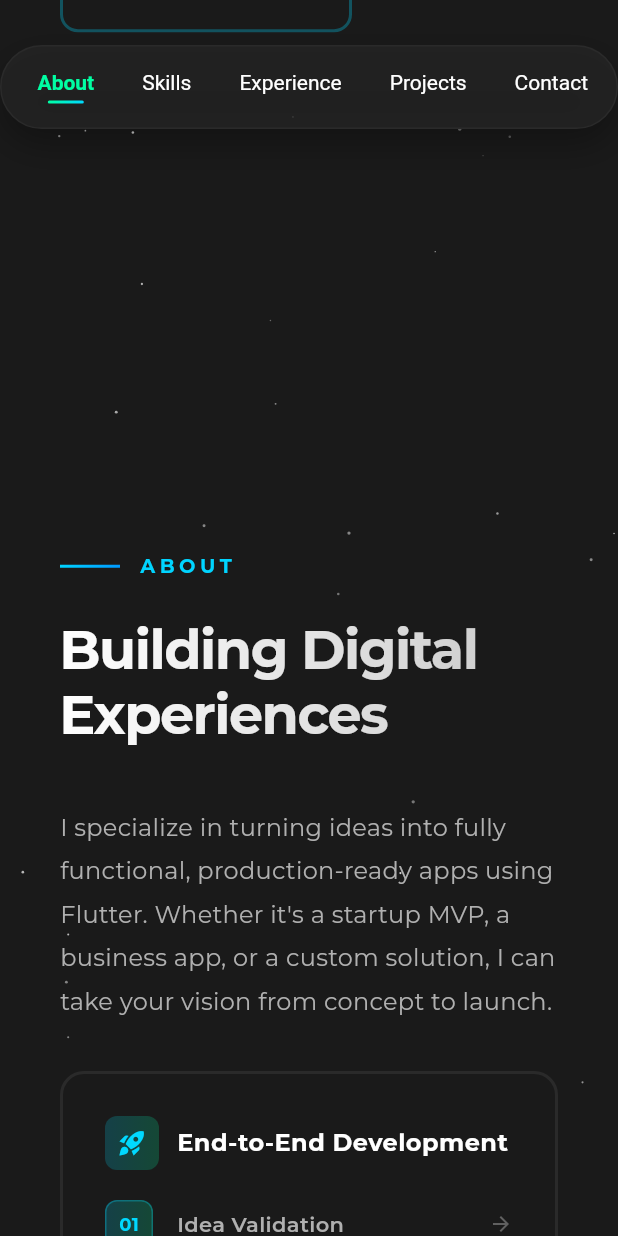
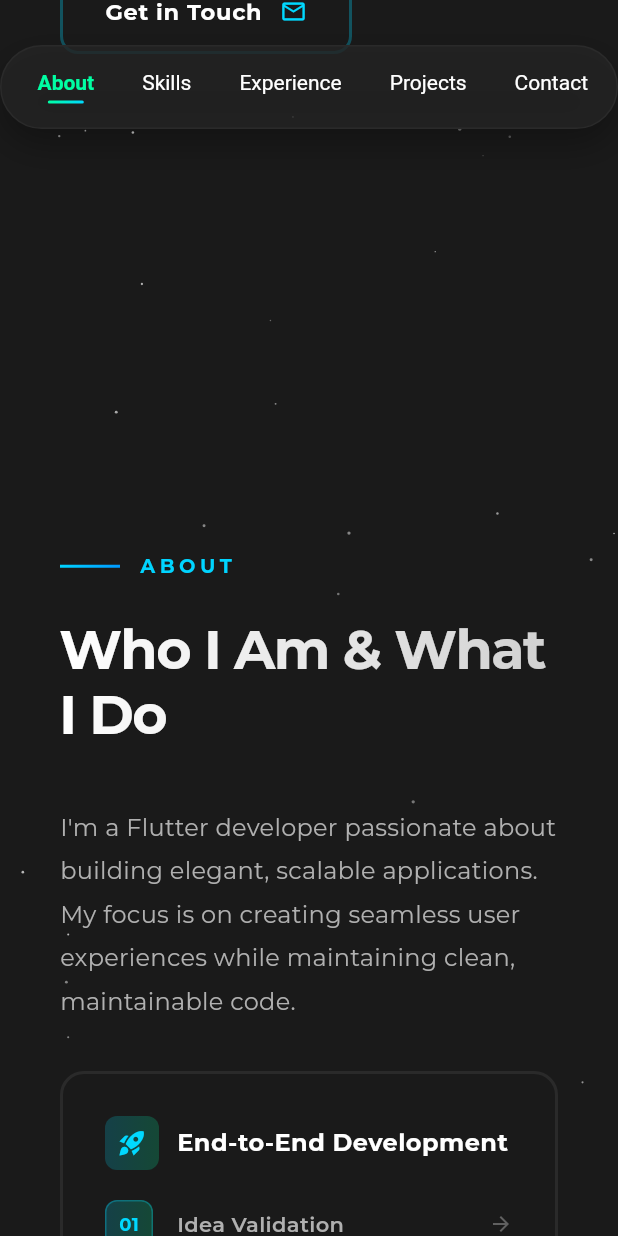
Before and after one commit to ajeyy7/flutter_web_portfolio, a Flutter app: the screen it shows after launch, scrolled down 576 dp, on a phone screen of 412 x 824 dp. Run offline on Flutter 3.47's test engine with Material 3 defaults, Android fonts, the phone set to English and light mode, and no system bars; our stand-ins replace flutter_svg.

Commit message:
refactor: Update AboutMeSection and ContactMeSection content, improve layout, and enhance skills section visuals

```diff
--- a/lib/features/about_me/aboutme_section.dart
+++ b/lib/features/about_me/aboutme_section.dart
@@ -46,9 +46,7 @@ class AboutMeSection extends StatelessWidget {
               colors: [Colors.white, Colors.white.withValues(alpha: 0.8)],
             ).createShader(bounds),
             child: Text(
-              isDesktop
-                  ? 'Building Digital Experiences\nAcross Platforms'
-                  : 'Building Digital\nExperiences',
+              'Who I Am & What I Do',
               style: TextStyle(
                 fontSize: isDesktop ? 48 : 36,
                 fontWeight: FontWeight.w800,
@@ -90,7 +88,7 @@ class AboutMeSection extends StatelessWidget {
       children: [
         // Main Description
         const Text(
-          'I specialize in turning ideas into fully functional, production-ready apps using Flutter. Whether it\'s a startup MVP, a business app, or a custom solution, I can take your vision from concept to launch.',
+          'I\'m a Flutter developer passionate about building elegant, scalable applications. My focus is on creating seamless user experiences while maintaining clean, maintainable code.',
           style: TextStyle(
             fontSize: 16,
             color: Color(0xFFB0B0B0),
@@ -153,58 +151,6 @@ class AboutMeSection extends StatelessWidget {
         ),
 
         const SizedBox(height: 32),
-
-        // CTA
-        Container(
-          padding: const EdgeInsets.all(24),
-          decoration: BoxDecoration(
-            gradient: LinearGradient(
-              colors: [
-                Color(0xFF00D9FF).withValues(alpha: 0.1),
-                Color(0xFF00FFA3).withValues(alpha: 0.1),
-              ],
-            ),
-            borderRadius: BorderRadius.circular(16),
-            border: Border.all(
-              color: Color(0xFF00D9FF).withValues(alpha: 0.3),
-              width: 2,
-            ),
-          ),
-          child: Row(
-            children: [
-              Icon(
-                Icons.lightbulb_outline,
-                color: Color(0xFF00D9FF),
-                size: 24,
-              ),
-              const SizedBox(width: 16),
-              Expanded(
-                child: Column(
-                  crossAxisAlignment: CrossAxisAlignment.start,
-                  children: [
-                    Text(
-                      'Have an idea?',
-                      style: TextStyle(
-                        fontSize: 16,
-                        fontWeight: FontWeight.w700,
-                        color: Colors.white,
-                      ),
-                    ),
-                    const SizedBox(height: 4),
-                    Text(
-                      'Let\'s connect and bring it to life with Flutter',
-                      style: TextStyle(
-                        fontSize: 14,
-                        color: Color(0xFFB0B0B0),
-                        height: 1.5,
-                      ),
-                    ),
-                  ],
-                ),
-              ),
-            ],
-          ),
-        ),
       ],
     );
   }
@@ -242,7 +188,7 @@ class AboutMeSection extends StatelessWidget {
               _buildSpecialization(
                 Icons.layers,
                 'State Management',
-                'Riverpod, GetX, BLoC',
+                'Provider, Riverpod, GetX, BLoC',
               ),
               _buildSpecialization(
                 Icons.api,
--- a/lib/features/home/home.dart
+++ b/lib/features/home/home.dart
@@ -60,7 +60,8 @@ class _HomeScreenState extends State<HomeScreen> {
         if (box != null) {
           final position = box.localToGlobal(Offset.zero).dy;
           // Check if section is in viewport (with some offset for better UX)
-          if (position <= screenHeight * 0.4 && position >= -box.size.height + screenHeight * 0.4) {
+          if (position <= screenHeight * 0.4 &&
+              position >= -box.size.height + screenHeight * 0.4) {
             newActiveSection = entry.key;
             break;
           }
@@ -133,13 +134,34 @@ class _HomeScreenState extends State<HomeScreen> {
     return Container(
       height: size.height,
       padding: EdgeInsets.symmetric(horizontal: isDesktop ? 120 : 40),
-      child: Row(children: [Expanded(child: _buildHeroContent(isDesktop))]),
+      child: Column(
+        mainAxisAlignment: MainAxisAlignment.center,
+        crossAxisAlignment: CrossAxisAlignment.start,
+        children: [
+          if (isDesktop)
+            Row(
+              crossAxisAlignment: CrossAxisAlignment.center,
+              children: [
+                // Left: Main Content
+                Expanded(flex: 3, child: _buildHeroContent(isDesktop)),
+                const SizedBox(width: 100),
+              ],
+            )
+          else
+            Column(
+              crossAxisAlignment: CrossAxisAlignment.start,
+              children: [
+                _buildHeroContent(isDesktop),
+                const SizedBox(height: 60),
+              ],
+            ),
+        ],
+      ),
     );
   }
 
   Widget _buildHeroContent(bool isDesktop) {
     return Column(
-      mainAxisAlignment: MainAxisAlignment.center,
       crossAxisAlignment: CrossAxisAlignment.start,
       children: [
         // Greeting
@@ -156,7 +178,7 @@ class _HomeScreenState extends State<HomeScreen> {
             ),
             const SizedBox(width: 12),
             const Text(
-              "HELLO, I'M",
+              "HI, I'M",
               style: TextStyle(
                 fontSize: 13,
                 letterSpacing: 3,
@@ -168,15 +190,15 @@ class _HomeScreenState extends State<HomeScreen> {
         ),
         const SizedBox(height: 24),
 
-        // Name with gradient
+        // Name
         ShaderMask(
           shaderCallback: (bounds) => LinearGradient(
-            colors: [Colors.white, Colors.white.withValues(alpha: 0.8)],
+            colors: [Colors.white, Colors.white.withValues(alpha:0.8)],
           ).createShader(bounds),
           child: Text(
             'Ajaykrishna',
             style: TextStyle(
-              fontSize: isDesktop ? 80 : 56,
+              fontSize: isDesktop ? 72 : 56,
               fontWeight: FontWeight.w900,
               color: Colors.white,
               height: 1.1,
@@ -186,7 +208,7 @@ class _HomeScreenState extends State<HomeScreen> {
         ),
         const SizedBox(height: 12),
 
-        // Title/Role
+        // Role
         ShaderMask(
           shaderCallback: (bounds) => const LinearGradient(
             colors: [Color(0xFF00FFA3), Color(0xFF00D9FF)],
@@ -194,7 +216,7 @@ class _HomeScreenState extends State<HomeScreen> {
           child: Text(
             'Flutter Developer',
             style: TextStyle(
-              fontSize: isDesktop ? 56 : 40,
+              fontSize: isDesktop ? 48 : 36,
               fontWeight: FontWeight.w900,
               color: Colors.white,
               height: 1.1,
@@ -204,10 +226,27 @@ class _HomeScreenState extends State<HomeScreen> {
         ),
         const SizedBox(height: 32),
 
+        // Tagline
+        Container(
+          constraints: BoxConstraints(
+            maxWidth: isDesktop ? 500 : double.infinity,
+          ),
+          child: Text(
+            'Transforming ideas into production-ready apps across Mobile, Web & Desktop platforms.',
+            style: TextStyle(
+              fontSize: 18,
+              color: Color(0xFFB0B0B0),
+              height: 1.7,
+              letterSpacing: 0.2,
+            ),
+          ),
+        ),
+        const SizedBox(height: 48),
+
         // CTA Buttons
         Wrap(
-          spacing: 20,
-          runSpacing: 20,
+          spacing: 16,
+          runSpacing: 16,
           children: [
             _buildButton(
               'View Projects',
@@ -237,8 +276,7 @@ class _HomeScreenState extends State<HomeScreen> {
       cursor: SystemMouseCursors.click,
       child: GestureDetector(
         onTap: onTap,
-        child: AnimatedContainer(
-          duration: const Duration(milliseconds: 200),
+        child: Container(
           padding: const EdgeInsets.symmetric(horizontal: 28, vertical: 16),
           decoration: BoxDecoration(
             gradient: isPrimary
@@ -257,7 +295,7 @@ class _HomeScreenState extends State<HomeScreen> {
             boxShadow: isPrimary
                 ? [
                     BoxShadow(
-                      color: Color(0xFF00D9FF).withValues(alpha: 0.3),
+                      color: Color(0xFF00D9FF).withValues(alpha:0.3),
                       blurRadius: 20,
                       spreadRadius: 0,
                       offset: Offset(0, 8),
--- a/lib/features/splash/splash.dart
+++ b/lib/features/splash/splash.dart
@@ -221,7 +221,7 @@ class SplashStripPainter extends CustomPainter {
   @override
   void paint(Canvas canvas, Size size) {
     final paint = Paint()
-      ..color = Colors.black.withOpacity(overlayOpacity)
+      ..color = Colors.black.withValues(alpha: overlayOpacity)
       ..style = PaintingStyle.fill;
 
     final stripWidth = size.width / stripCount;
```
Also changed, not shown: lib/features/contact_me/contactme_section.dart (+185 -267 lines), lib/features/skills/skills_section.dart (+1 -6 lines).
